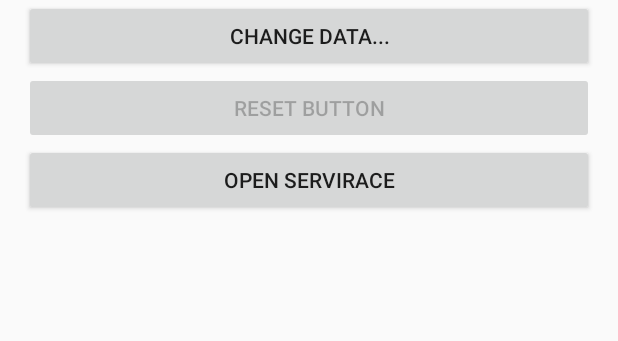
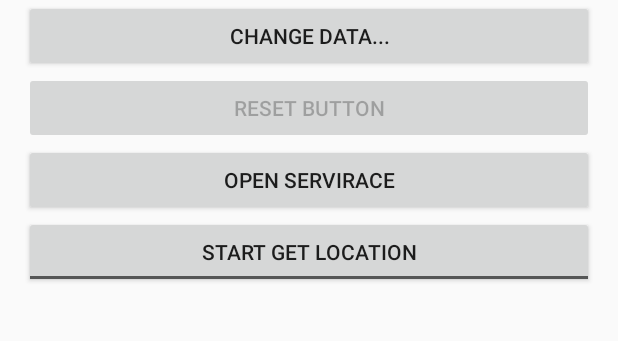
Before and after one commit to mugan86/android-utils-library, an Android app: the screen it shows after launch (MainActivity), on a phone screen of 412 x 824 dp, the part 189-530 px from its top. Run offline under Robolectric (Android 15) with nearby library versions, the phone set to English and light mode, and no system bars.

Commit message:
Add Toggle button to find/stop location

```diff
--- a/utils/src/main/res/layout/my_view.xml
+++ b/utils/src/main/res/layout/my_view.xml
@@ -32,4 +32,11 @@
         android:id="@+id/show_servirace_main_pageButton"
         android:layout_width="match_parent"
         android:layout_height="wrap_content" />
+    <ToggleButton
+        android:text="Find Location"
+        android:id="@+id/locationGetStartStopToggleButton"
+        android:textOff="START GET LOCATION"
+        android:textOn="STOP GET LOCATION"
+        android:layout_width="match_parent"
+        android:layout_height="wrap_content" />
 </LinearLayout>
```
